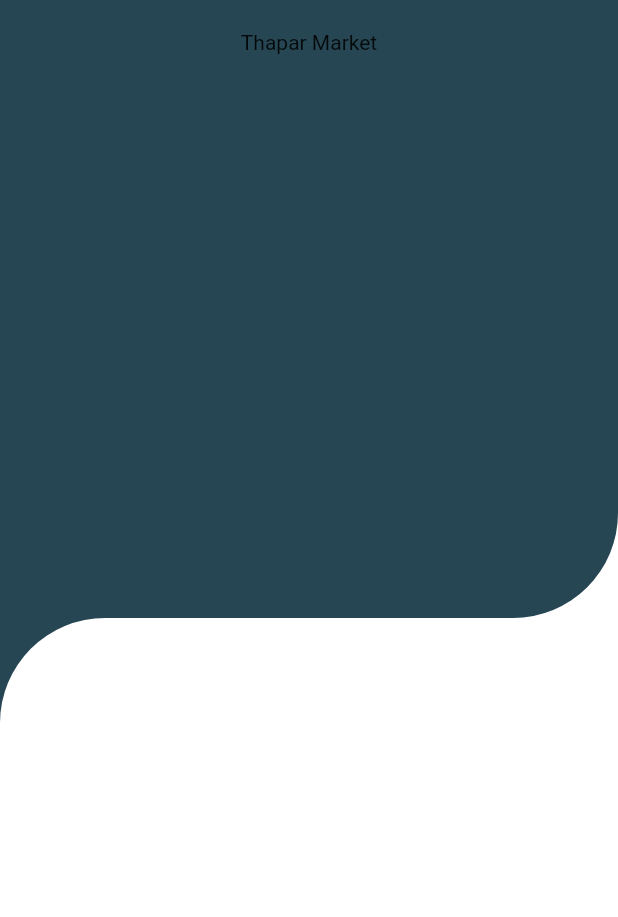
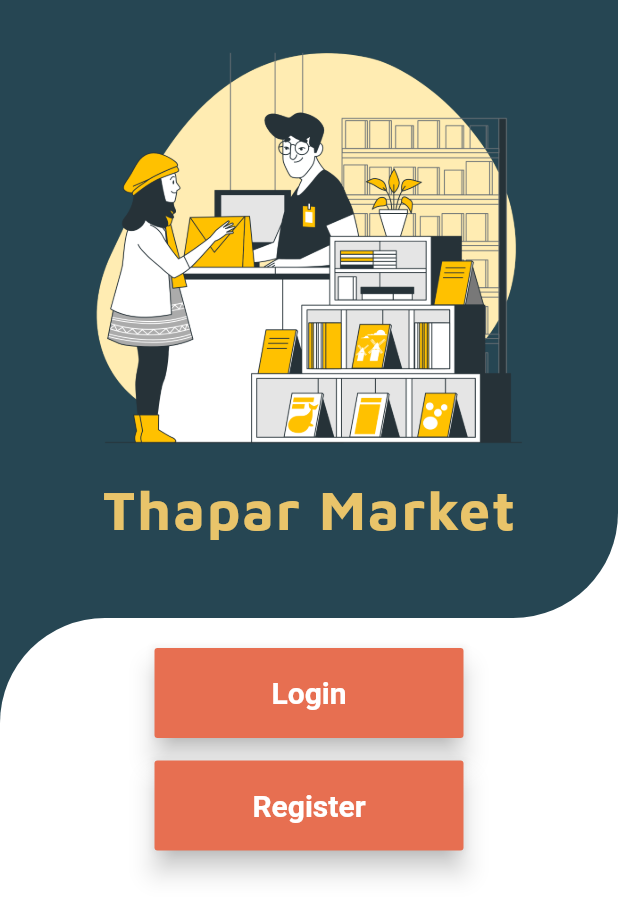
Before and after one commit to Harmanjit14/Thapar-Market-App-Project, a Flutter app: the screen it shows after launch, on a phone screen of 412 x 824 dp. Shown: the top 917 px of the screen. Run offline on Flutter 3.47's test engine with Material 2 defaults, Android fonts, the phone set to English and light mode, and no system bars; our stand-ins replace firebase_auth, firebase_core; accounts and stored records are empty.

Commit message:
login/register Button added

```diff
--- a/lib/homescreen.dart
+++ b/lib/homescreen.dart
@@ -23,8 +23,28 @@ class _HomeScreenState extends State<HomeScreen> with ColorFile {
                 child: Container(
                   padding: EdgeInsets.all(20),
                   child: Column(children: [
-                    Container(
-                      child: Text('Thapar Market'),
+                    Expanded(
+                      flex: 4,
+                      child: Container(child: Image.asset('lib/assets/1.png')),
+                    ),
+                    Expanded(
+                      flex: 1,
+                      child: Column(
+                        children: [
+                          Container(
+                            child: Text(
+                              'Thapar Market',
+                              style: TextStyle(
+                                  color: orangeYellow,
+                                  fontSize: 37,
+                                  fontFamily: 'Maven',
+                                  fontWeight: FontWeight.bold,
+                                  letterSpacing: 1.3),
+                            ),
+                          ),
+                          SizedBox(height: 5),
+                        ],
+                      ),
                     ),
                   ]),
                 ),
@@ -40,6 +60,9 @@ class _HomeScreenState extends State<HomeScreen> with ColorFile {
                 width: MediaQuery.of(context).size.width,
                 color: charcoal,
                 child: Container(
+                  child: Column(children: [
+                    allButtons(context),
+                  ]),
                   width: MediaQuery.of(context).size.width,
                   decoration: BoxDecoration(
                     color: Colors.white,
@@ -55,3 +78,49 @@ class _HomeScreenState extends State<HomeScreen> with ColorFile {
     );
   }
 }
+
+Widget loginButtton() {}
+
+Widget regisButton() {}
+
+Widget allButtons(BuildContext context) {
+  ColorFile obj = new ColorFile();
+  return Container(
+    margin: EdgeInsets.all(20),
+    child: Column(children: [
+      Container(
+        height: 60,
+        width: MediaQuery.of(context).size.width * 0.5,
+        child: RaisedButton(
+          child: Text(
+            'Login',
+            style: TextStyle(
+                color: Colors.white, fontWeight: FontWeight.bold, fontSize: 20),
+          ),
+          padding: EdgeInsets.all(0),
+          onPressed: () {},
+          elevation: 7,
+          color: obj.burntRed,
+        ),
+      ),
+      SizedBox(
+        height: 15,
+      ),
+      Container(
+        height: 60,
+        width: MediaQuery.of(context).size.width * 0.5,
+        child: RaisedButton(
+          child: Text(
+            'Register',
+            style: TextStyle(
+                color: Colors.white, fontWeight: FontWeight.bold, fontSize: 20),
+          ),
+          padding: EdgeInsets.all(0),
+          onPressed: () {},
+          elevation: 7,
+          color: obj.burntRed,
+        ),
+      ),
+    ]),
+  );
+}
```
